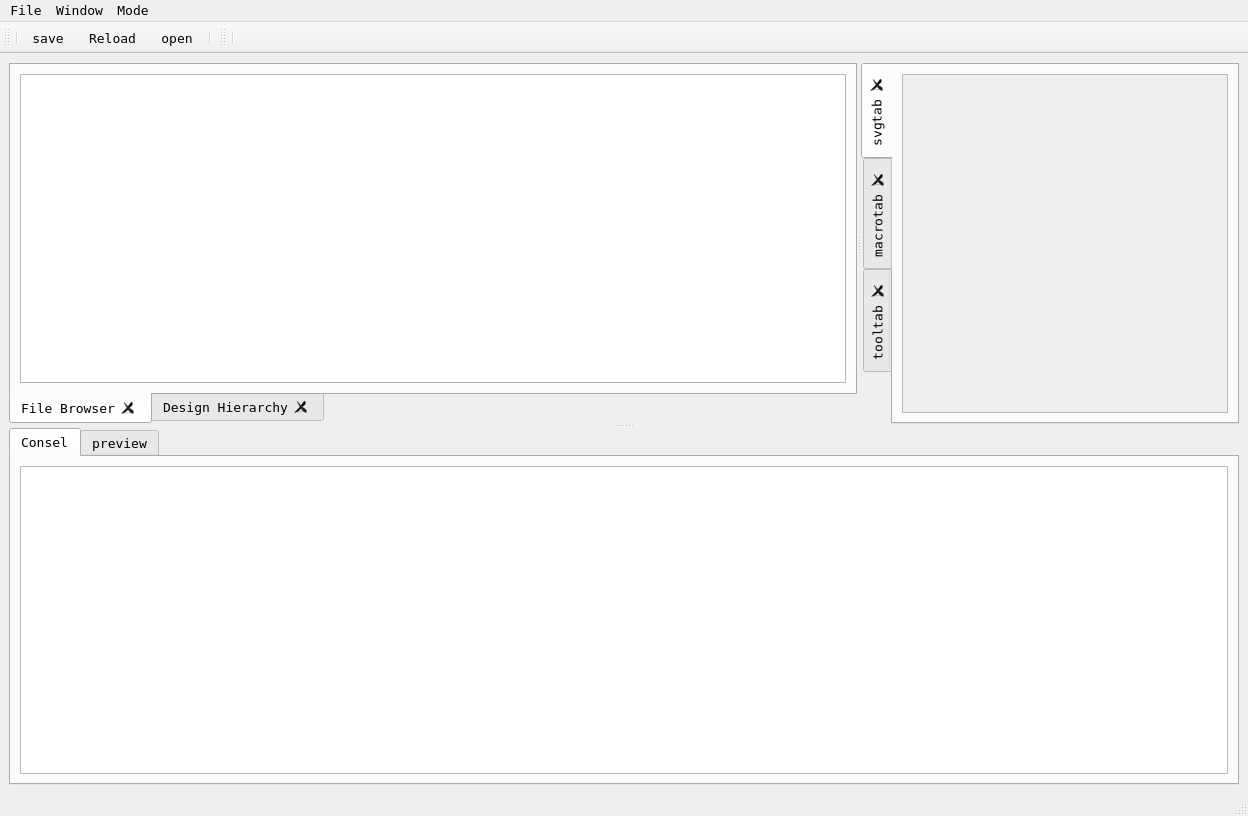
This is uvs.ui in henry-czh/cbs_smt as Qt 5 draws it before an edit. The edited form follows.
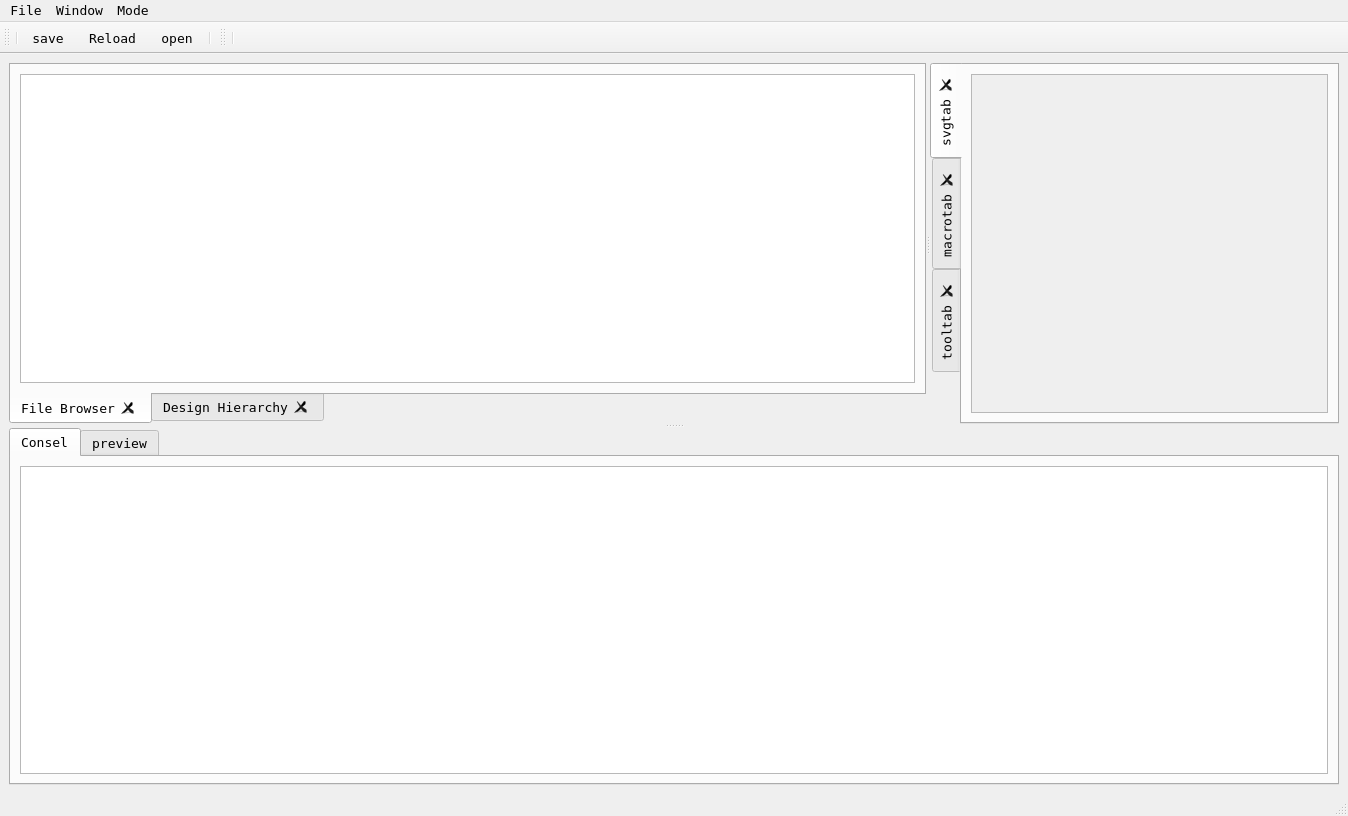
This is the edited form. Icons and pictures are not drawn.

```diff
--- a/uvs.ui
+++ b/uvs.ui
@@ -9,7 +9,7 @@
    <rect>
     <x>0</x>
     <y>0</y>
-    <width>1248</width>
+    <width>1348</width>
     <height>816</height>
    </rect>
   </property>
@@ -53,9 +53,27 @@
         <enum>Qt::Horizontal</enum>
        </property>
        <widget class="QTabWidget" name="broswer_tabWidget">
+        <property name="sizePolicy">
+         <sizepolicy hsizetype="Expanding" vsizetype="Expanding">
+          <horstretch>0</horstretch>
+          <verstretch>0</verstretch>
+         </sizepolicy>
+        </property>
         <property name="minimumSize">
          <size>
-          <width>10</width>
+          <width>0</width>
+          <height>0</height>
+         </size>
+        </property>
+        <property name="maximumSize">
+         <size>
+          <width>16777</width>
+          <height>16777</height>
+         </size>
+        </property>
+        <property name="baseSize">
+         <size>
+          <width>0</width>
           <height>0</height>
          </size>
         </property>
@@ -93,6 +111,18 @@
          <bool>true</bool>
         </property>
         <widget class="QWidget" name="FileBrowser">
+         <property name="sizePolicy">
+          <sizepolicy hsizetype="Expanding" vsizetype="Expanding">
+           <horstretch>0</horstretch>
+           <verstretch>0</verstretch>
+          </sizepolicy>
+         </property>
+         <property name="baseSize">
+          <size>
+           <width>170</width>
+           <height>100</height>
+          </size>
+         </property>
          <property name="accessibleName">
           <string/>
          </property>
@@ -106,11 +136,29 @@
           <item>
            <widget class="QTreeView" name="treeView_filebrowser">
             <property name="sizePolicy">
-             <sizepolicy hsizetype="Preferred" vsizetype="Expanding">
+             <sizepolicy hsizetype="Expanding" vsizetype="Expanding">
               <horstretch>0</horstretch>
               <verstretch>0</verstretch>
              </sizepolicy>
             </property>
+            <property name="minimumSize">
+             <size>
+              <width>170</width>
+              <height>100</height>
+             </size>
+            </property>
+            <property name="maximumSize">
+             <size>
+              <width>167772</width>
+              <height>167772</height>
+             </size>
+            </property>
+            <property name="baseSize">
+             <size>
+              <width>0</width>
+              <height>0</height>
+             </size>
+            </property>
             <property name="sizeAdjustPolicy">
              <enum>QAbstractScrollArea::AdjustToContents</enum>
             </property>
@@ -212,6 +260,18 @@
          <layout class="QHBoxLayout" name="horizontalLayout_3">
           <item>
            <widget class="QScrollArea" name="scrollArea_svg">
+            <property name="sizePolicy">
+             <sizepolicy hsizetype="Expanding" vsizetype="Expanding">
+              <horstretch>0</horstretch>
+              <verstretch>0</verstretch>
+             </sizepolicy>
+            </property>
+            <property name="baseSize">
+             <size>
+              <width>1700</width>
+              <height>800</height>
+             </size>
+            </property>
             <property name="widgetResizable">
              <bool>true</bool>
             </property>
@@ -220,10 +280,16 @@
               <rect>
                <x>0</x>
                <y>0</y>
-               <width>502</width>
-               <height>330</height>
+               <width>355</width>
+               <height>334</height>
               </rect>
              </property>
+             <property name="sizePolicy">
+              <sizepolicy hsizetype="Expanding" vsizetype="Expanding">
+               <horstretch>0</horstretch>
+               <verstretch>0</verstretch>
+              </sizepolicy>
+             </property>
             </widget>
            </widget>
           </item>
@@ -254,6 +320,12 @@
          <verstretch>0</verstretch>
         </sizepolicy>
        </property>
+       <property name="minimumSize">
+        <size>
+         <width>0</width>
+         <height>0</height>
+        </size>
+       </property>
        <property name="maximumSize">
         <size>
          <width>16777215</width>
@@ -319,8 +391,8 @@
     <rect>
      <x>0</x>
      <y>0</y>
-     <width>1248</width>
-     <height>25</height>
+     <width>1348</width>
+     <height>22</height>
     </rect>
    </property>
    <widget class="QMenu" name="menuFile">
```
Left out of the diff: 33 changed lines with no effect on the pictures.
